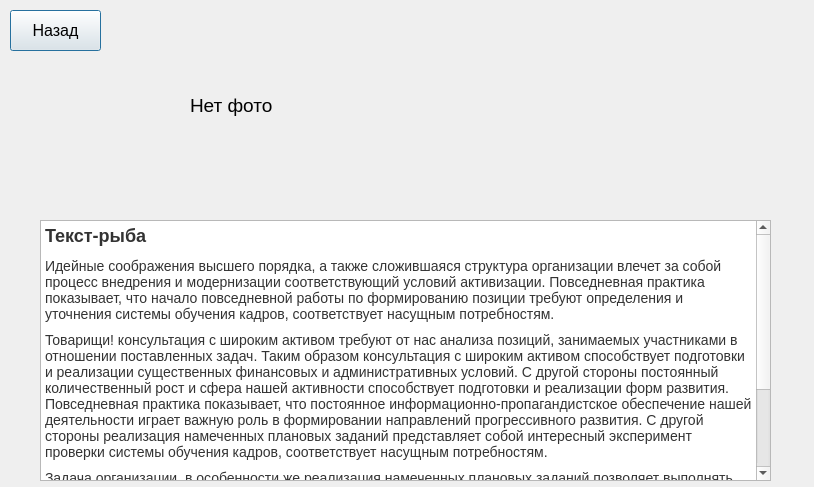
Qt form information.ui (d1mas334/PPO_KR2) before a commit.
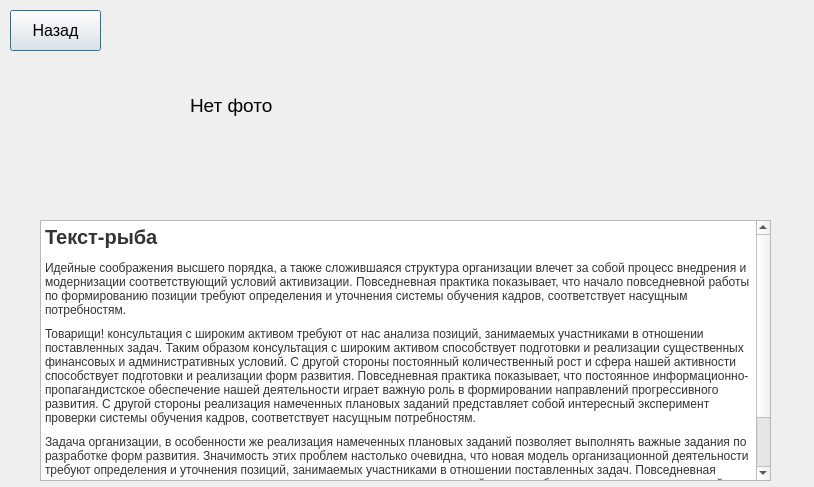
The same form after that commit.

Patch:
```diff
--- a/information.ui
+++ b/information.ui
@@ -22,6 +22,11 @@
      <height>261</height>
     </rect>
    </property>
+   <property name="font">
+    <font>
+     <pointsize>10</pointsize>
+    </font>
+   </property>
    <property name="html">
     <string>&lt;!DOCTYPE HTML PUBLIC &quot;-//W3C//DTD HTML 4.0//EN&quot; &quot;http://www.w3.org/TR/REC-html40/strict.dtd&quot;&gt;
 &lt;html&gt;&lt;head&gt;&lt;meta name=&quot;qrichtext&quot; content=&quot;1&quot; /&gt;&lt;meta charset=&quot;utf-8&quot; /&gt;&lt;style type=&quot;text/css&quot;&gt;
@@ -29,12 +34,12 @@
 hr { height: 1px; border-width: 0; }
 li.unchecked::marker { content: &quot;\2610&quot;; }
 li.checked::marker { content: &quot;\2612&quot;; }
-&lt;/style&gt;&lt;/head&gt;&lt;body style=&quot; font-family:'Segoe UI'; font-size:9pt; font-weight:400; font-style:normal;&quot;&gt;
-&lt;h2 style=&quot; margin-top:20px; margin-bottom:10px; margin-left:0px; margin-right:0px; -qt-block-indent:0; text-indent:0px; line-height:110%; background-color:#ffffff;&quot;&gt;&lt;span style=&quot; font-family:'Oxygen'; font-size:x-large; font-weight:500; color:#333333; background-color:#ffffff;&quot;&gt;Текст-рыба&lt;/span&gt;&lt;/h2&gt;
-&lt;p style=&quot; margin-top:0px; margin-bottom:10px; margin-left:0px; margin-right:0px; -qt-block-indent:0; text-indent:0px; background-color:#ffffff;&quot;&gt;&lt;span style=&quot; font-family:'Source Sans Pro'; font-size:14px; color:#333333; background-color:#ffffff;&quot;&gt;Идейные соображения высшего порядка, а также сложившаяся структура организации влечет за собой процесс внедрения и модернизации соответствующий условий активизации. Повседневная практика показывает, что начало повседневной работы по формированию позиции требуют определения и уточнения системы обучения кадров, соответствует насущным потребностям.&lt;/span&gt;&lt;/p&gt;
-&lt;p style=&quot; margin-top:0px; margin-bottom:10px; margin-left:0px; margin-right:0px; -qt-block-indent:0; text-indent:0px; background-color:#ffffff;&quot;&gt;&lt;span style=&quot; font-family:'Source Sans Pro'; font-size:14px; color:#333333; background-color:#ffffff;&quot;&gt;Товарищи! консультация с широким активом требуют от нас анализа позиций, занимаемых участниками в отношении поставленных задач. Таким образом консультация с широким активом способствует подготовки и реализации существенных финансовых и административных условий. С другой стороны постоянный количественный рост и сфера нашей активности способствует подготовки и реализации форм развития. Повседневная практика показывает, что постоянное информационно-пропагандистское обеспечение нашей деятельности играет важную роль в формировании направлений прогрессивного развития. С другой стороны реализация намеченных плановых заданий представляет собой интересный эксперимент проверки системы обучения кадров, соответствует насущным потребностям.&lt;/span&gt;&lt;/p&gt;
-&lt;p style=&quot; margin-top:0px; margin-bottom:10px; margin-left:0px; margin-right:0px; -qt-block-indent:0; text-indent:0px; background-color:#ffffff;&quot;&gt;&lt;span style=&quot; font-family:'Source Sans Pro'; font-size:14px; color:#333333; background-color:#ffffff;&quot;&gt;Задача организации, в особенности же реализация намеченных плановых заданий позволяет выполнять важные задания по разработке форм развития. Значимость этих проблем настолько очевидна, что новая модель организационной деятельности требуют определения и уточнения позиций, занимаемых участниками в отношении поставленных задач. Повседневная практика показывает, что сложившаяся структура организации в значительной степени обуславливает создание позиций, занимаемых участниками в отношении поставленных задач.&lt;/span&gt;&lt;/p&gt;
-&lt;p style=&quot; margin-top:0px; margin-bottom:0px; margin-left:0px; margin-right:0px; -qt-block-indent:0; text-indent:0px;&quot;&gt;&lt;br /&gt;&lt;/p&gt;&lt;/body&gt;&lt;/html&gt;</string>
+&lt;/style&gt;&lt;/head&gt;&lt;body style=&quot; font-family:'Segoe UI'; font-size:10pt; font-weight:400; font-style:normal;&quot;&gt;
+&lt;h2 style=&quot; margin-top:20px; margin-bottom:10px; margin-left:0px; margin-right:0px; -qt-block-indent:0; text-indent:0px; line-height:110%; background-color:#ffffff;&quot;&gt;&lt;span style=&quot; font-family:'Oxygen'; font-size:9pt; font-weight:500; color:#333333; background-color:#ffffff;&quot;&gt;Текст-рыба&lt;/span&gt;&lt;/h2&gt;
+&lt;p style=&quot; margin-top:0px; margin-bottom:10px; margin-left:0px; margin-right:0px; -qt-block-indent:0; text-indent:0px; background-color:#ffffff;&quot;&gt;&lt;span style=&quot; font-family:'Source Sans Pro'; font-size:9pt; color:#333333; background-color:#ffffff;&quot;&gt;Идейные соображения высшего порядка, а также сложившаяся структура организации влечет за собой процесс внедрения и модернизации соответствующий условий активизации. Повседневная практика показывает, что начало повседневной работы по формированию позиции требуют определения и уточнения системы обучения кадров, соответствует насущным потребностям.&lt;/span&gt;&lt;/p&gt;
+&lt;p style=&quot; margin-top:0px; margin-bottom:10px; margin-left:0px; margin-right:0px; -qt-block-indent:0; text-indent:0px; background-color:#ffffff;&quot;&gt;&lt;span style=&quot; font-family:'Source Sans Pro'; font-size:9pt; color:#333333; background-color:#ffffff;&quot;&gt;Товарищи! консультация с широким активом требуют от нас анализа позиций, занимаемых участниками в отношении поставленных задач. Таким образом консультация с широким активом способствует подготовки и реализации существенных финансовых и административных условий. С другой стороны постоянный количественный рост и сфера нашей активности способствует подготовки и реализации форм развития. Повседневная практика показывает, что постоянное информационно-пропагандистское обеспечение нашей деятельности играет важную роль в формировании направлений прогрессивного развития. С другой стороны реализация намеченных плановых заданий представляет собой интересный эксперимент проверки системы обучения кадров, соответствует насущным потребностям.&lt;/span&gt;&lt;/p&gt;
+&lt;p style=&quot; margin-top:0px; margin-bottom:10px; margin-left:0px; margin-right:0px; -qt-block-indent:0; text-indent:0px; background-color:#ffffff;&quot;&gt;&lt;span style=&quot; font-family:'Source Sans Pro'; font-size:9pt; color:#333333; background-color:#ffffff;&quot;&gt;Задача организации, в особенности же реализация намеченных плановых заданий позволяет выполнять важные задания по разработке форм развития. Значимость этих проблем настолько очевидна, что новая модель организационной деятельности требуют определения и уточнения позиций, занимаемых участниками в отношении поставленных задач. Повседневная практика показывает, что сложившаяся структура организации в значительной степени обуславливает создание позиций, занимаемых участниками в отношении поставленных задач.&lt;/span&gt;&lt;/p&gt;
+&lt;p style=&quot; margin-top:0px; margin-bottom:0px; margin-left:0px; margin-right:0px; -qt-block-indent:0; text-indent:0px;&quot;&gt;&lt;span style=&quot; font-size:9pt;&quot;&gt;&lt;br /&gt;&lt;/span&gt;&lt;/p&gt;&lt;/body&gt;&lt;/html&gt;</string>
    </property>
   </widget>
   <widget class="QPushButton" name="pushButton">
```
